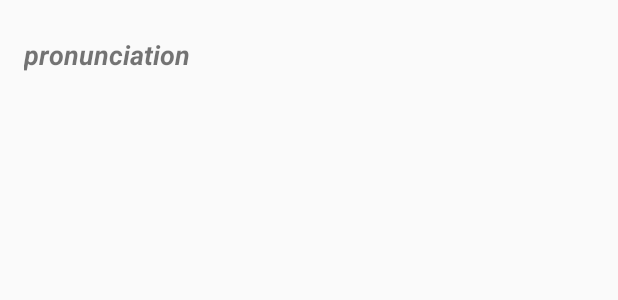
After one commit to DPigeon/SeeText, an Android app: the layout activity_definition.xml on its own in the app's theme, with its tools: preview values and no code run, on a phone screen of 412 x 824 dp. The commit adds this screen. Shown: the top 300 px of the screen. Run offline under Robolectric (Android 15) with nearby library versions, the phone set to English and light mode, and no system bars.

Commit message:
Definition Activity for Object Detection with Touch

```diff
--- a/app/src/main/java/com/ctext/facedetection/FaceDetection.java
+++ b/app/src/main/java/com/ctext/facedetection/FaceDetection.java
@@ -38,7 +38,7 @@ public class FaceDetection {
 
     // High-accuracy landmark detection
     private FirebaseVisionFaceDetectorOptions highAccuracyOpts = new FirebaseVisionFaceDetectorOptions.Builder()
-        .setPerformanceMode(FirebaseVisionFaceDetectorOptions.ACCURATE)
+        .setPerformanceMode(FirebaseVisionFaceDetectorOptions.ACCURATE) // Slow calls
         .setLandmarkMode(FirebaseVisionFaceDetectorOptions.ALL_LANDMARKS)
         .build();
 
@@ -83,6 +83,7 @@ public class FaceDetection {
                         // Has to match the screens preview for words to be near mouth
                         float x = mouthBottomPos.getX();
                         float y = mouthBottomPos.getY();
+                        Log.d(TAG, "face");
                         callback.updateSpeechTextViewPosition(x * xFactor, y * yFactor, true);// Rect to Screen Space from the picture
                     }
                 }
--- a/app/src/main/java/com/ctext/profile/SharedPreferenceHelper.java
+++ b/app/src/main/java/com/ctext/profile/SharedPreferenceHelper.java
@@ -2,6 +2,7 @@ package com.ctext.profile;
 
 import android.content.Context;
 import android.content.SharedPreferences;
+import android.util.Log;
 
 import com.ctext.profile.Profile;
 
--- /dev/null
+++ b/app/src/main/res/layout/activity_definition.xml
@@ -0,0 +1,45 @@
+<?xml version="1.0" encoding="utf-8"?>
+<androidx.constraintlayout.widget.ConstraintLayout xmlns:android="http://schemas.android.com/apk/res/android"
+    xmlns:app="http://schemas.android.com/apk/res-auto"
+    xmlns:tools="http://schemas.android.com/tools"
+    android:layout_width="match_parent"
+    android:layout_height="match_parent"
+    tools:context=".DefinitionActivity">
+
+    <TextView
+        android:id="@+id/pronunciationTextView"
+        android:layout_width="wrap_content"
+        android:layout_height="wrap_content"
+        android:layout_marginStart="16dp"
+        android:layout_marginTop="24dp"
+        android:layout_marginBottom="1dp"
+        android:text="pronunciation"
+        android:textSize="18sp"
+        android:textStyle="bold|italic"
+        app:layout_constraintBottom_toTopOf="@+id/definitionsScrollView"
+        app:layout_constraintStart_toStartOf="parent"
+        app:layout_constraintTop_toTopOf="parent" />
+
+    <ScrollView
+        android:id="@+id/definitionsScrollView"
+        android:layout_width="409dp"
+        android:layout_height="0dp"
+        android:layout_marginBottom="1dp"
+        app:layout_constraintBottom_toBottomOf="parent"
+        app:layout_constraintEnd_toEndOf="parent"
+        app:layout_constraintStart_toStartOf="parent"
+        app:layout_constraintTop_toBottomOf="@+id/pronunciationTextView">
+
+        <LinearLayout
+            android:layout_width="match_parent"
+            android:layout_height="wrap_content"
+            android:orientation="vertical">
+
+            <ListView
+                android:id="@+id/definitionsListView"
+                android:layout_width="match_parent"
+                android:layout_height="685dp" />
+        </LinearLayout>
+    </ScrollView>
+
+</androidx.constraintlayout.widget.ConstraintLayout>
--- a/app/src/main/res/values/strings.xml
+++ b/app/src/main/res/values/strings.xml
@@ -1,6 +1,6 @@
 <resources>
     <string name="app_name">CText</string>
-	<string name="edit_profile">Edit</string>
+    <string name="edit_profile">Edit</string>
     <string-array name="languages_array">
         <item>Afrikaans</item>
         <item>Arabic</item>
```
Also changed, not shown: app/src/main/AndroidManifest.xml (+9 -5 lines), app/src/main/java/com/ctext/DefinitionActivity.java (added, +78 -0 lines), app/src/main/java/com/ctext/MainActivity.java (+59 -11 lines), app/src/main/java/com/ctext/objectdetection/ObjectDefinitionAsyncTask.java (added, +73 -0 lines), app/src/main/java/com/ctext/objectdetection/ObjectDetection.java (+5 -3 lines), app/src/main/java/com/ctext/objectdetection/ObjectOverlay.java (+9 -2 lines), app/src/main/java/com/ctext/utils/GraphicOverlay.java (+9 -2 lines).
